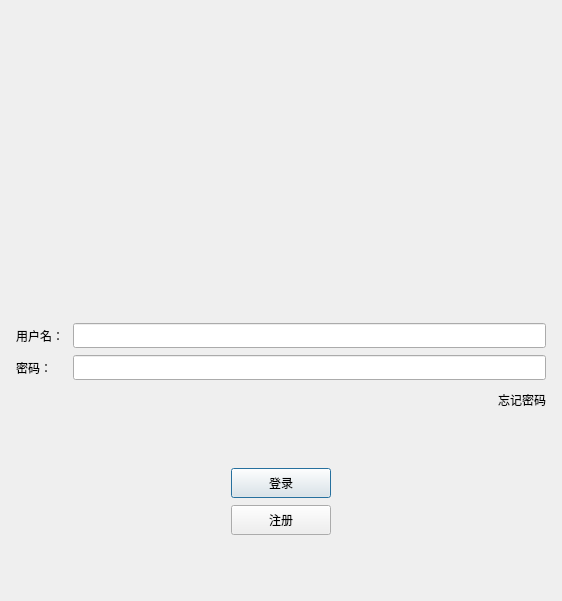
Old version of the form Sources/Forms/logindialog.ui in the repository m1mist/QTchat.
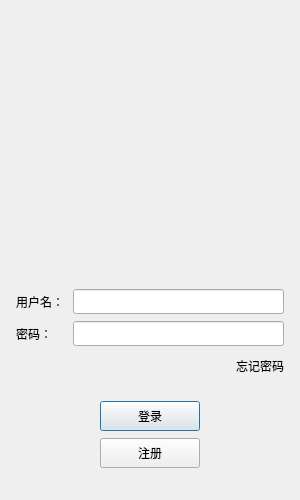
New version of the form. Icons and pictures are not drawn.

```diff
--- a/Sources/Forms/logindialog.ui
+++ b/Sources/Forms/logindialog.ui
@@ -6,10 +6,22 @@
    <rect>
     <x>0</x>
     <y>0</y>
-    <width>562</width>
-    <height>601</height>
+    <width>300</width>
+    <height>500</height>
    </rect>
   </property>
+  <property name="minimumSize">
+   <size>
+    <width>300</width>
+    <height>500</height>
+   </size>
+  </property>
+  <property name="maximumSize">
+   <size>
+    <width>300</width>
+    <height>500</height>
+   </size>
+  </property>
   <property name="windowTitle">
    <string>LoginDialog</string>
   </property>
```
